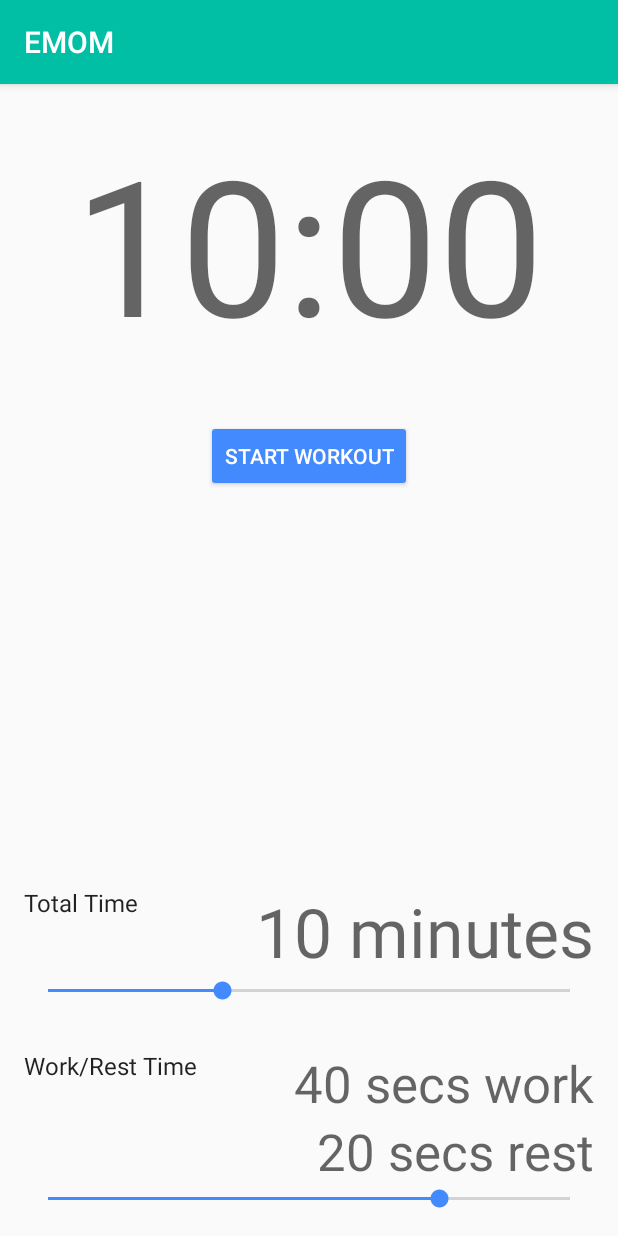
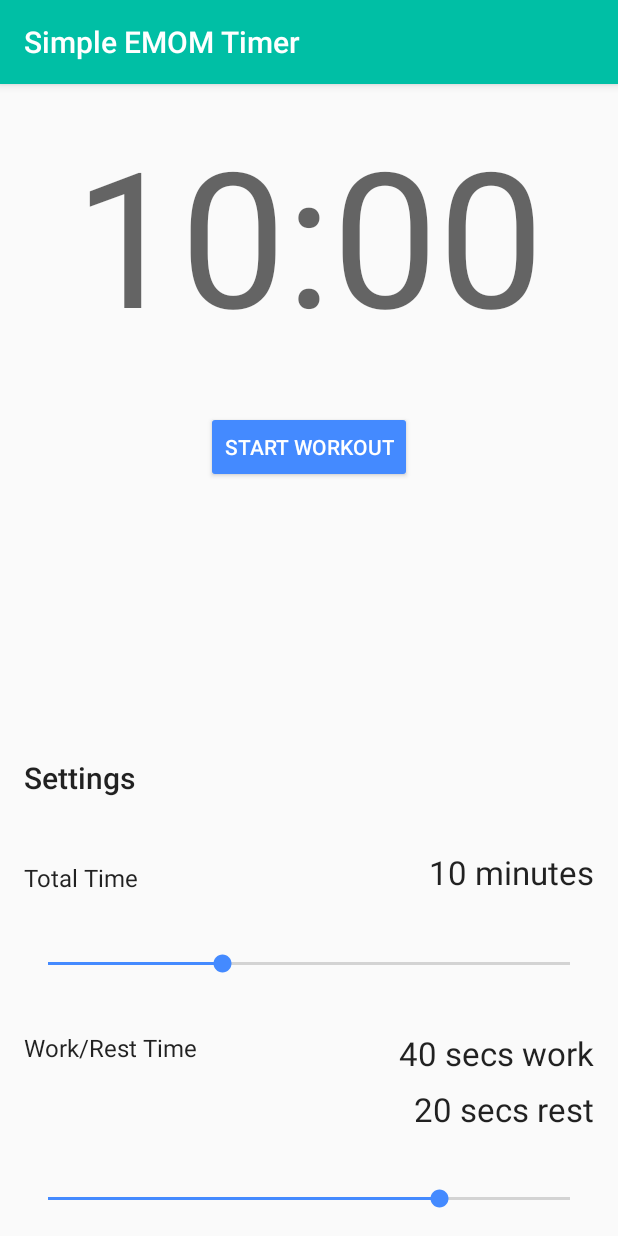
Before and after one commit to danielpape/EMOM, an Android app: the screen it shows after launch (MainActivity), on a phone screen of 412 x 824 dp. Run offline under Robolectric (Android 15) with nearby library versions, the phone set to English and light mode, and no system bars; libraries missing offline, so code that uses them is left out: junit.framework.

Commit message:
Cleaned up interface and reset function

```diff
--- a/app/src/main/AndroidManifest.xml
+++ b/app/src/main/AndroidManifest.xml
@@ -5,7 +5,7 @@
     <application
         android:allowBackup="true"
         android:icon="@mipmap/ic_launcher"
-        android:label="EMOM"
+        android:label="Simple EMOM Timer"
         android:supportsRtl="true"
         android:theme="@style/AppTheme">
         <activity android:name=".MainActivity"
--- a/app/src/main/java/com/danielpape/testapp/MainActivity.java
+++ b/app/src/main/java/com/danielpape/testapp/MainActivity.java
@@ -43,7 +43,7 @@ public class MainActivity extends AppCompatActivity {
         timeSlider.setEnabled(true);
         workRestSlider.setEnabled(true);
         statusChangeButton.setText("Start Workout");
-        countdownTextView.setText("0:00");
+        countdownTextView.setText(timeSlider.getProgress()/60+":00");
     }
 
     public void controlTimer(View view) {
--- a/app/src/main/res/layout/activity_main.xml
+++ b/app/src/main/res/layout/activity_main.xml
@@ -12,66 +12,16 @@
     tools:context="com.danielpape.testapp.MainActivity">
 
     <TextView
-        android:id="@+id/textView5"
-        android:layout_width="wrap_content"
-        android:layout_height="wrap_content"
-        android:text="Total Time"
-        android:textAppearance="@android:style/TextAppearance.Material.Subhead"
-        android:layout_alignTop="@+id/totalTimeTextView"
-        android:layout_alignParentStart="true" />
-
-    <SeekBar
-        android:id="@+id/timeSlider"
+        android:id="@+id/countdownTextView"
         android:layout_width="match_parent"
         android:layout_height="wrap_content"
-        android:layout_above="@+id/workTextView"
-        android:layout_alignParentStart="true"
-        android:layout_marginBottom="30dp" />
-
-    <TextView
-        android:id="@+id/totalTimeTextView"
-        android:layout_width="wrap_content"
-        android:layout_height="wrap_content"
-        android:text="10 minutes"
-        android:textAppearance="@android:style/TextAppearance.Material.Display2"
-        android:layout_above="@+id/timeSlider"
-        android:layout_alignParentEnd="true" />
-
-    <TextView
-        android:id="@+id/textView7"
-        android:layout_width="wrap_content"
-        android:layout_height="wrap_content"
-        android:text="Work/Rest Time"
-        android:textAppearance="@android:style/TextAppearance.Material.Subhead"
-        android:layout_alignTop="@+id/workTextView"
+        android:text="10:00"
+        android:textAlignment="center"
+        android:textAppearance="@android:style/TextAppearance.Material.Display4"
+        android:textSize="126dp"
+        android:typeface="sans"
+        android:layout_below="@+id/view"
         android:layout_alignParentStart="true" />
-
-    <TextView
-        android:id="@+id/workTextView"
-        android:layout_width="wrap_content"
-        android:layout_height="wrap_content"
-        android:text="40 secs work"
-        android:textAppearance="@android:style/TextAppearance.Material.Display1"
-        android:layout_above="@+id/restTextView"
-        android:layout_alignParentEnd="true" />
-
-    <TextView
-        android:id="@+id/restTextView"
-        android:layout_width="wrap_content"
-        android:layout_height="wrap_content"
-        android:text="20 secs rest"
-        android:textAppearance="@android:style/TextAppearance.Material.Display1"
-        android:layout_above="@+id/workRestSlider"
-        android:layout_alignParentEnd="true" />
-
-    <SeekBar
-        android:id="@+id/workRestSlider"
-        android:layout_width="match_parent"
-        android:layout_height="wrap_content"
-        android:layout_alignParentBottom="true"
-        android:layout_alignParentStart="true"
-        android:max="60"
-        android:progress="40" />
 
     <Button
         android:id="@+id/statusChangeButton"
@@ -87,24 +37,87 @@
         android:text="Start Workout"
         android:textAppearance="@style/TextAppearance.AppCompat.Widget.Button.Inverse" />
 
+
     <TextView
-        android:id="@+id/countdownTextView"
+        android:id="@+id/textView5"
+        android:layout_width="wrap_content"
+        android:layout_height="wrap_content"
+        android:text="Total Time"
+        android:textAppearance="@android:style/TextAppearance.Material.Menu"
+        android:layout_alignBottom="@+id/totalTimeTextView"
+        android:layout_alignParentStart="true" />
+
+    <SeekBar
+        android:id="@+id/timeSlider"
         android:layout_width="match_parent"
         android:layout_height="wrap_content"
+        android:layout_above="@+id/workTextView"
+        android:layout_alignParentStart="true"
+        android:layout_marginBottom="36dp" />
+
+    <TextView
+        android:id="@+id/totalTimeTextView"
+        android:layout_width="wrap_content"
+        android:layout_height="wrap_content"
+        android:layout_above="@+id/timeSlider"
         android:layout_alignParentEnd="true"
-        android:layout_alignParentTop="true"
-        android:layout_marginTop="6dp"
-        android:text="10:00"
-        android:textAlignment="center"
-        android:textAppearance="@android:style/TextAppearance.Material.Display4"
-        android:textSize="126dp"
-        android:typeface="sans" />
+        android:layout_marginBottom="37dp"
+        android:text="10 minutes"
+        android:textAppearance="@android:style/TextAppearance.Material.Large" />
+
+    <TextView
+        android:id="@+id/textView7"
+        android:layout_width="wrap_content"
+        android:layout_height="wrap_content"
+        android:layout_alignParentStart="true"
+        android:layout_alignTop="@+id/workTextView"
+        android:text="Work/Rest Time"
+        android:textAppearance="@android:style/TextAppearance.Material.Menu" />
+
+    <TextView
+        android:id="@+id/workTextView"
+        android:layout_width="wrap_content"
+        android:layout_height="wrap_content"
+        android:text="40 secs work"
+        android:textAppearance="@android:style/TextAppearance.Material.Large"
+        android:layout_above="@+id/restTextView"
+        android:layout_alignParentEnd="true"
+        android:layout_marginBottom="8dp" />
+
+    <TextView
+        android:id="@+id/restTextView"
+        android:layout_width="wrap_content"
+        android:layout_height="wrap_content"
+        android:text="20 secs rest"
+        android:textAppearance="@android:style/TextAppearance.Material.Large"
+        android:layout_marginBottom="36dp"
+        android:layout_above="@+id/workRestSlider"
+        android:layout_alignParentEnd="true" />
+
+    <SeekBar
+        android:id="@+id/workRestSlider"
+        android:layout_width="match_parent"
+        android:layout_height="wrap_content"
+        android:layout_alignParentBottom="true"
+        android:layout_alignParentStart="true"
+        android:max="60"
+        android:progress="40" />
 
     <android.support.v7.widget.CardView
         android:layout_width="match_parent"
         android:layout_height="wrap_content"
         android:layout_above="@+id/textView5"
         android:layout_alignParentStart="true"
-        android:layout_marginBottom="42dp" />
+        android:layout_marginBottom="42dp"
+        android:id="@+id/cardView" />
+
+    <TextView
+        android:id="@+id/textView"
+        android:layout_width="wrap_content"
+        android:layout_height="wrap_content"
+        android:text="Settings"
+        android:textAppearance="@android:style/TextAppearance.Material.Title"
+        android:layout_above="@+id/cardView"
+        android:layout_alignParentStart="true" />
 
 </RelativeLayout>
```
